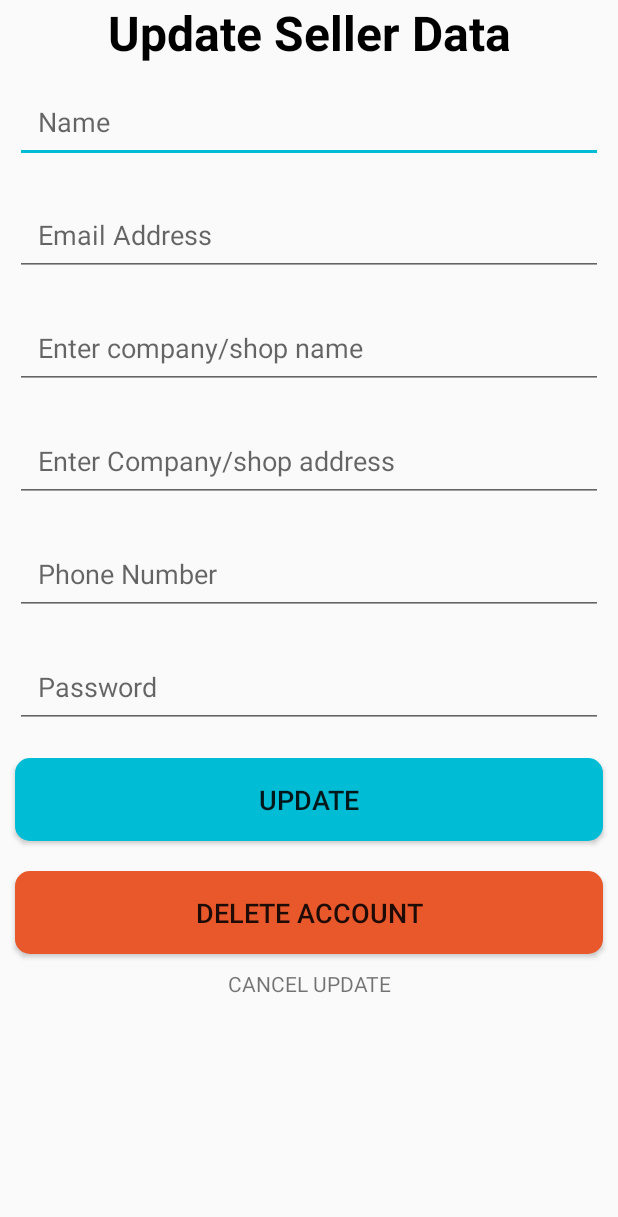
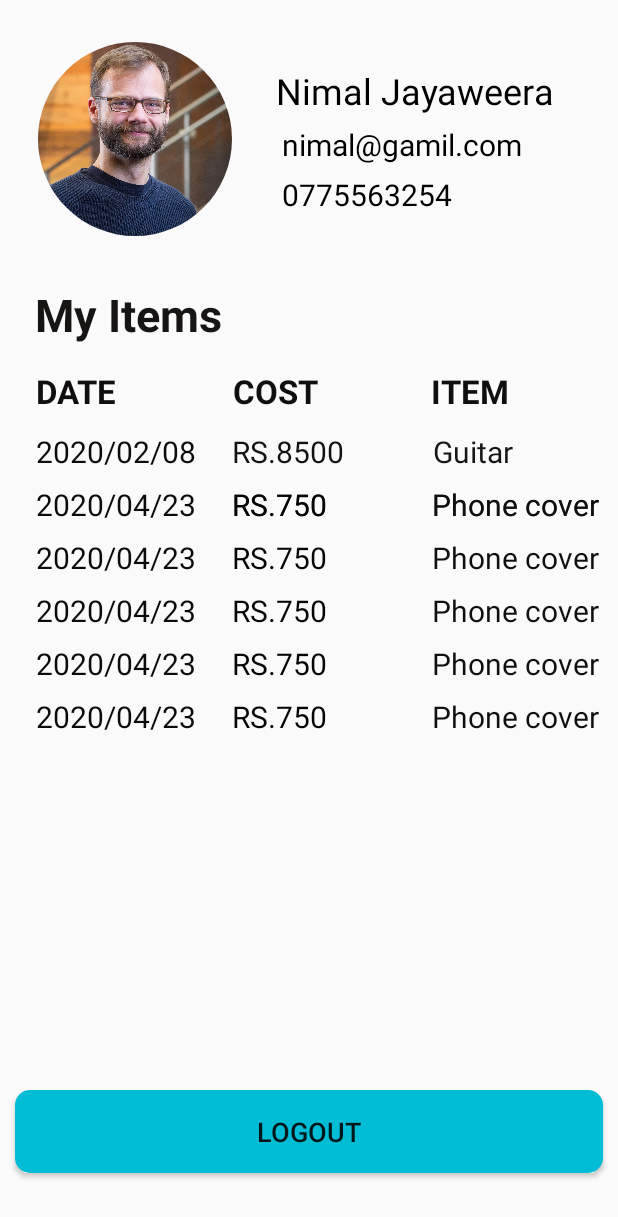
Before and after one commit to rusiruavb/SellDroid, an Android app: the screen it shows after launch (MainActivity), on a phone screen of 412 x 824 dp. Shown: the top 1217 px of the screen. Run offline under Robolectric (Android 15) with nearby library versions, the light colour scheme and no system bars; our stand-ins replace CircleImageView, Firebase (no records; nobody signed in at launch, a user with empty details on screens opened directly).

Commit message:
RAVB - update user profile interface

```diff
--- a/app/src/main/java/com/example/selldroid_final/MainActivity.java
+++ b/app/src/main/java/com/example/selldroid_final/MainActivity.java
@@ -39,13 +39,13 @@ public class MainActivity extends AppCompatActivity {
     @Override
     protected void onCreate(Bundle savedInstanceState) {
         super.onCreate(savedInstanceState);
-        setContentView(R.layout.fragment_seller_profile_update);
+        setContentView(R.layout.fragment_user_profile);
         progress = new ProgressDialog(this);
         mAuth = FirebaseAuth.getInstance();
         // check user already logged in
-//        if (mAuth.getCurrentUser() != null) {
-//            startActivity(new Intent(getApplicationContext(), UserHome.class));
-//        }
+        if (mAuth.getCurrentUser() != null) {
+            startActivity(new Intent(getApplicationContext(), UserHome.class));
+        }
        // userLogin();
     }
 
--- a/app/src/main/java/com/example/selldroid_final/UserHome.java
+++ b/app/src/main/java/com/example/selldroid_final/UserHome.java
@@ -89,6 +89,9 @@ public class UserHome extends AppCompatActivity implements NavigationView.OnNavi
             case R.id.nav_add_payment:
                 fragment = new AddPaymentMethod();
                 break;
+            case R.id.nav_user_cart:
+                fragment = new Cart();
+                break;
         }
 
         if (fragment != null) {
--- a/app/src/main/res/layout/activity_seller_home.xml
+++ b/app/src/main/res/layout/activity_seller_home.xml
@@ -14,7 +14,7 @@
         android:layout_height="match_parent"/>
 
     <com.google.android.material.navigation.NavigationView
-        android:id="@+id/navigation_view"
+        android:id="@+id/seller_navigation_view"
         android:layout_width="wrap_content"
         android:layout_height="match_parent"
         android:layout_gravity="start"
--- a/app/src/main/res/layout/fragment_add_product.xml
+++ b/app/src/main/res/layout/fragment_add_product.xml
@@ -23,7 +23,6 @@
                 android:textStyle="bold"
                 android:textSize="36dp"
                 android:textColor="@color/textColor"/>
-
             <com.google.android.material.textfield.TextInputEditText
                 android:layout_width="match_parent"
                 android:layout_height="wrap_content"
@@ -75,6 +74,5 @@
                 android:gravity="center"
                 android:id="@+id/add_product_cancel"/>
         </LinearLayout>
-
     </ScrollView>
 </LinearLayout>
--- a/app/src/main/res/layout/fragment_cart.xml
+++ b/app/src/main/res/layout/fragment_cart.xml
@@ -6,7 +6,6 @@
     xmlns:app="http://schemas.android.com/apk/res-auto"
     tools:context=".Cart"
     android:orientation="vertical">
-
 
     <TextView
         android:id="@+id/textView19"
--- a/app/src/main/res/layout/fragment_seller_profile_update.xml
+++ b/app/src/main/res/layout/fragment_seller_profile_update.xml
@@ -3,21 +3,16 @@
     xmlns:tools="http://schemas.android.com/tools"
     android:layout_width="match_parent"
     android:layout_height="match_parent"
-    tools:context=".SellerProfileUpdate">
-
-    <!-- TODO: Update blank fragment layout -->
-
-
+    tools:context=".SellerProfileUpdate"
+    android:gravity="center">
     <ScrollView
         android:layout_width="match_parent"
         android:layout_height="wrap_content">
-
         <LinearLayout
             android:layout_width="match_parent"
             android:layout_height="wrap_content"
             android:gravity="center"
             android:orientation="vertical">
-
             <TextView
                 android:layout_width="match_parent"
                 android:layout_height="wrap_content"
@@ -26,9 +21,8 @@
                 android:textColor="@color/textColor"
                 android:textSize="32dp"
                 android:textStyle="bold" />
-
             <com.google.android.material.textfield.TextInputEditText
-                android:id="@+id/update_user_name"
+                android:id="@+id/update_seller_name"
                 android:layout_width="match_parent"
                 android:layout_height="wrap_content"
                 android:layout_margin="10dp"
@@ -36,9 +30,8 @@
                 android:inputType="text"
                 android:maxLines="1"
                 android:padding="15dp" />
-
             <com.google.android.material.textfield.TextInputEditText
-                android:id="@+id/update_user_email"
+                android:id="@+id/update_seller_email"
                 android:layout_width="match_parent"
                 android:layout_height="wrap_content"
                 android:layout_margin="10dp"
@@ -46,8 +39,7 @@
                 android:inputType="textEmailAddress"
                 android:maxLines="1"
                 android:padding="15dp" />
-
-            <EditText
+            <com.google.android.material.textfield.TextInputEditText
                 android:id="@+id/update_seller_company"
                 android:layout_width="match_parent"
                 android:layout_height="wrap_content"
@@ -56,13 +48,9 @@
                 android:hint="Enter company/shop name"
                 android:inputType="textShortMessage"
                 android:maxLines="1"
-                android:padding="15dp" /><![CDATA[
-                />
-
-            ]]>
-
-            <EditText
-                android:id="@+id/editTextTextPersonName2"
+                android:padding="15dp" />
+            <com.google.android.material.textfield.TextInputEditText
+                android:id="@+id/update_seller_address"
                 android:layout_width="match_parent"
                 android:layout_height="wrap_content"
                 android:layout_margin="10dp"
@@ -70,11 +58,9 @@
                 android:hint="Enter Company/shop address"
                 android:inputType="textPersonName"
                 android:maxLines="1"
-                android:padding="15dp"
-                />
-
+                android:padding="15dp" />
             <com.google.android.material.textfield.TextInputEditText
-                android:id="@+id/update_user_phoneNum"
+                android:id="@+id/update_seller_phoneNum"
                 android:layout_width="match_parent"
                 android:layout_height="wrap_content"
                 android:layout_margin="10dp"
@@ -82,9 +68,8 @@
                 android:inputType="text"
                 android:maxLines="1"
                 android:padding="15dp" />
-
             <com.google.android.material.textfield.TextInputEditText
-                android:id="@+id/update_user_password"
+                android:id="@+id/update_seller_password"
                 android:layout_width="match_parent"
                 android:layout_height="wrap_content"
                 android:layout_margin="10dp"
@@ -92,9 +77,8 @@
                 android:inputType="text"
                 android:maxLines="1"
                 android:padding="15dp" />
-
             <Button
-                android:id="@+id/update_user_button"
+                android:id="@+id/update_seller_button"
                 android:layout_width="match_parent"
                 android:layout_height="wrap_content"
                 android:layout_margin="10dp"
@@ -103,9 +87,8 @@
                 android:padding="15dp"
                 android:text="Update"
                 android:textSize="18dp" />
-
             <Button
-                android:id="@+id/delete_user_account"
+                android:id="@+id/delete_seller_account"
                 android:layout_width="match_parent"
                 android:layout_height="wrap_content"
                 android:layout_margin="10dp"
@@ -114,15 +97,12 @@
                 android:padding="15dp"
                 android:text="DELETE ACCOUNT"
                 android:textSize="18dp" />
-
             <TextView
-                android:id="@+id/cancel_user_update"
+                android:id="@+id/cancel_seller_update"
                 android:layout_width="match_parent"
                 android:layout_height="wrap_content"
                 android:gravity="center"
                 android:text="CANCEL UPDATE" />
-
         </LinearLayout>
     </ScrollView>
-
 </LinearLayout>
--- a/app/src/main/res/layout/fragment_update_product.xml
+++ b/app/src/main/res/layout/fragment_update_product.xml
@@ -72,7 +72,7 @@
                 android:layout_height="wrap_content"
                 android:text="DELETE PRODUCT"
                 android:textSize="18dp"
-                android:background="@drawable/button_background"
+                android:background="@drawable/button_delete_background"
                 android:layout_margin="10dp"
                 android:width="45dp"
                 android:padding="15dp"
--- a/app/src/main/res/layout/fragment_user_profile.xml
+++ b/app/src/main/res/layout/fragment_user_profile.xml
@@ -5,12 +5,166 @@
     android:layout_width="match_parent"
     android:layout_height="match_parent"
     tools:context=".UserProfile">
-
+    <TextView
+        android:id="@+id/textView43"
+        android:layout_width="wrap_content"
+        android:layout_height="wrap_content"
+        android:layout_marginStart="70dp"
+        android:text="@string/user_profile_item2"
+        android:textColor="#100F0F"
+        android:textSize="20sp"
+        app:layout_constraintStart_toEndOf="@+id/textView42"
+        app:layout_constraintTop_toTopOf="@+id/textView42" />
+    <TextView
+        android:id="@+id/textView42"
+        android:layout_width="wrap_content"
+        android:layout_height="wrap_content"
+        android:layout_marginStart="24dp"
+        android:text="@string/user_profile_cost2"
+        android:textColor="#050505"
+        android:textSize="20sp"
+        app:layout_constraintStart_toEndOf="@+id/textView41"
+        app:layout_constraintTop_toTopOf="@+id/textView41" />
+    <TextView
+        android:id="@+id/textView41"
+        android:layout_width="wrap_content"
+        android:layout_height="wrap_content"
+        android:layout_marginStart="24dp"
+        android:layout_marginTop="8dp"
+        android:text="@string/user_profile_date2"
+        android:textColor="#0C0A0A"
+        android:textSize="20sp"
+        app:layout_constraintStart_toStartOf="parent"
+        app:layout_constraintTop_toBottomOf="@+id/textView38" />
+    <TextView
+        android:id="@+id/textView40"
+        android:layout_width="wrap_content"
+        android:layout_height="wrap_content"
+        android:layout_marginStart="70dp"
+        android:text="@string/user_profile_item2"
+        android:textColor="#100F0F"
+        android:textSize="20sp"
+        app:layout_constraintStart_toEndOf="@+id/textView39"
+        app:layout_constraintTop_toTopOf="@+id/textView39" />
+    <TextView
+        android:id="@+id/textView39"
+        android:layout_width="wrap_content"
+        android:layout_height="wrap_content"
+        android:layout_marginStart="24dp"
+        android:text="@string/user_profile_cost2"
+        android:textColor="#050505"
+        android:textSize="20sp"
+        app:layout_constraintStart_toEndOf="@+id/textView38"
+        app:layout_constraintTop_toTopOf="@+id/textView38" />
+    <TextView
+        android:id="@+id/textView38"
+        android:layout_width="wrap_content"
+        android:layout_height="wrap_content"
+        android:layout_marginStart="24dp"
+        android:layout_marginTop="8dp"
+        android:text="@string/user_profile_date2"
+        android:textColor="#0C0A0A"
+        android:textSize="20sp"
+        app:layout_constraintStart_toStartOf="parent"
+        app:layout_constraintTop_toBottomOf="@+id/textView35" />
+    <TextView
+        android:id="@+id/textView37"
+        android:layout_width="wrap_content"
+        android:layout_height="wrap_content"
+        android:layout_marginStart="70dp"
+        android:text="@string/user_profile_item2"
+        android:textColor="#100F0F"
+        android:textSize="20sp"
+        app:layout_constraintStart_toEndOf="@+id/textView36"
+        app:layout_constraintTop_toTopOf="@+id/textView36" />
+    <TextView
+        android:id="@+id/textView36"
+        android:layout_width="wrap_content"
+        android:layout_height="wrap_content"
+        android:layout_marginStart="24dp"
+        android:text="@string/user_profile_cost2"
+        android:textColor="#050505"
+        android:textSize="20sp"
+        app:layout_constraintStart_toEndOf="@+id/textView35"
+        app:layout_constraintTop_toTopOf="@+id/textView35" />
+    <TextView
+        android:id="@+id/textView35"
+        android:layout_width="wrap_content"
+        android:layout_height="wrap_content"
+        android:layout_marginStart="24dp"
+        android:layout_marginTop="8dp"
+        android:text="@string/user_profile_date2"
+        android:textColor="#0C0A0A"
+        android:textSize="20sp"
+        app:layout_constraintStart_toStartOf="parent"
+        app:layout_constraintTop_toBottomOf="@+id/textView29" />
+    <TextView
+        android:id="@+id/textView33"
+        android:layout_width="wrap_content"
+        android:layout_height="wrap_content"
+        android:layout_marginStart="24dp"
+        android:text="@string/user_profile_cost2"
+        android:textColor="#050505"
+        android:textSize="20sp"
+        app:layout_constraintStart_toEndOf="@+id/textView27"
+        app:layout_constraintTop_toTopOf="@+id/textView27" />
+    <TextView
+        android:id="@+id/textView34"
+        android:layout_width="wrap_content"
+        android:layout_height="wrap_content"
+        android:layout_marginStart="70dp"
+        android:text="@string/user_profile_item2"
+        android:textColor="#100F0F"
+        android:textSize="20sp"
+        app:layout_constraintStart_toEndOf="@+id/textView26"
+        app:layout_constraintTop_toTopOf="@+id/textView26" />
+    <TextView
+        android:id="@+id/textView26"
+        android:layout_width="wrap_content"
+        android:layout_height="wrap_content"
+        android:layout_marginStart="24dp"
+        android:text="@string/user_profile_cost2"
+        android:textColor="#050505"
+        android:textSize="20sp"
+        app:layout_constraintStart_toEndOf="@+id/textView27"
+        app:layout_constraintTop_toTopOf="@+id/textView27" />
+    <TextView
+        android:id="@+id/textView31"
+        android:layout_width="wrap_content"
+        android:layout_height="wrap_content"
+        android:layout_marginStart="70dp"
+        android:text="@string/user_profile_item2"
+        android:textColor="#100F0F"
+        android:textSize="20sp"
+        app:layout_constraintStart_toEndOf="@+id/textView30"
+        app:layout_constraintTop_toTopOf="@+id/textView30" />
+    <TextView
+        android:id="@+id/textView30"
+        android:layout_width="wrap_content"
+        android:layout_height="wrap_content"
+        android:layout_marginStart="24dp"
+        android:text="@string/user_profile_cost2"
+        android:textColor="#050505"
+        android:textSize="20sp"
+        app:layout_constraintStart_toEndOf="@+id/textView29"
+        app:layout_constraintTop_toTopOf="@+id/textView29" />
+    <TextView
+        android:id="@+id/textView29"
+        android:layout_width="wrap_content"
+        android:layout_height="wrap_content"
+        android:layout_marginStart="24dp"
+        android:layout_marginTop="8dp"
+        android:text="@string/user_profile_date2"
+        android:textColor="#0C0A0A"
+        android:textSize="20sp"
+        app:layout_constraintStart_toStartOf="parent"
+        app:layout_constraintTop_toBottomOf="@+id/textView27" />
     <TextView
         android:id="@+id/value_user_name"
         android:layout_width="wrap_content"
         android:layout_height="wrap_content"
-        android:layout_marginStart="32dp"
+        android:layout_marginStart="28dp"
+        android:layout_marginTop="16dp"
         android:text="Nimal Jayaweera"
         android:textColor="@color/textColor"
         android:textFontWeight="900"
@@ -18,9 +172,6 @@
         android:textStyle="bold"
         app:layout_constraintStart_toEndOf="@+id/user_image"
         app:layout_constraintTop_toTopOf="@+id/user_image" />
-
-
-
     <TextView
         android:id="@+id/value_user_email"
         android:layout_width="wrap_content"
@@ -32,9 +183,6 @@
         android:textSize="20dp"
         app:layout_constraintStart_toEndOf="@+id/user_image"
         app:layout_constraintTop_toBottomOf="@+id/value_user_name" />
-
-
-
     <TextView
         android:id="@+id/value_user_phone"
         android:layout_width="wrap_content"
@@ -50,11 +198,11 @@
 
     <de.hdodenhof.circleimageview.CircleImageView
         android:id="@+id/user_image"
-        android:layout_width="wrap_content"
-        android:layout_height="wrap_content"
-        android:layout_marginStart="44dp"
-        android:layout_marginTop="88dp"
-        android:background="@drawable/ic_launcher_profile_image"
+        android:layout_width="132dp"
+        android:layout_height="129dp"
+        android:layout_marginStart="24dp"
+        android:layout_marginTop="28dp"
+        android:src="@drawable/profile"
         app:civ_border_color="#FF000000"
         app:civ_border_width="0dp"
         app:layout_constraintStart_toStartOf="parent"
@@ -64,150 +212,116 @@
         android:id="@+id/textView5"
         android:layout_width="67dp"
         android:layout_height="25dp"
+        android:layout_marginStart="24dp"
+        android:layout_marginTop="16dp"
         android:text="@string/userProfileDate"
         android:textColor="#100E0E"
-        android:textSize="18sp"
+        android:textSize="22sp"
         android:textStyle="bold"
-        app:layout_constraintBottom_toBottomOf="parent"
-        app:layout_constraintEnd_toEndOf="parent"
-        app:layout_constraintHorizontal_bias="0.127"
         app:layout_constraintStart_toStartOf="parent"
-        app:layout_constraintTop_toTopOf="parent"
-        app:layout_constraintVertical_bias="0.47" />
+        app:layout_constraintTop_toBottomOf="@+id/textView8" />
 
     <TextView
         android:id="@+id/textView6"
-        android:layout_width="115dp"
-        android:layout_height="31dp"
+        android:layout_width="96dp"
+        android:layout_height="29dp"
+        android:layout_marginStart="64dp"
         android:text="@string/UserProfileTotalCost"
         android:textColor="#100E0E"
-        android:textSize="18sp"
+        android:textSize="22sp"
         android:textStyle="bold"
-        app:layout_constraintBottom_toBottomOf="parent"
-        app:layout_constraintEnd_toEndOf="parent"
-        app:layout_constraintHorizontal_bias="0.581"
-        app:layout_constraintStart_toStartOf="parent"
-        app:layout_constraintTop_toTopOf="parent"
-        app:layout_constraintVertical_bias="0.471" />
+        app:layout_constraintStart_toEndOf="@+id/textView5"
+        app:layout_constraintTop_toTopOf="@+id/textView5" />
 
     <TextView
         android:id="@+id/textView7"
-        android:layout_width="78dp"
-        android:layout_height="25dp"
+        android:layout_width="82dp"
+        android:layout_height="30dp"
+        android:layout_marginStart="36dp"
         android:text="@string/UserProfileItem"
         android:textColor="#100E0E"
-        android:textSize="18sp"
+        android:textSize="22sp"
         android:textStyle="bold"
-        app:layout_constraintBottom_toBottomOf="parent"
-        app:layout_constraintEnd_toEndOf="parent"
-        app:layout_constraintHorizontal_bias="0.9"
-        app:layout_constraintStart_toStartOf="parent"
-        app:layout_constraintTop_toTopOf="parent"
-        app:layout_constraintVertical_bias="0.468" />
+        app:layout_constraintStart_toEndOf="@+id/textView6"
+        app:layout_constraintTop_toTopOf="@+id/textView6" />
 
     <TextView
         android:id="@+id/textView8"
         android:layout_width="wrap_content"
         android:layout_height="wrap_content"
+        android:layout_marginTop="32dp"
         android:text="My Items"
         android:textColor="#171414"
-        android:textSize="24sp"
-        app:layout_constraintBottom_toBottomOf="parent"
+        android:textSize="30sp"
+        android:textStyle="bold"
         app:layout_constraintEnd_toEndOf="parent"
-        app:layout_constraintHorizontal_bias="0.124"
+        app:layout_constraintHorizontal_bias="0.081"
         app:layout_constraintStart_toStartOf="parent"
-        app:layout_constraintTop_toTopOf="parent"
-        app:layout_constraintVertical_bias="0.376" />
+        app:layout_constraintTop_toBottomOf="@+id/user_image" />
 
     <TextView
         android:id="@+id/textView9"
         android:layout_width="wrap_content"
         android:layout_height="wrap_content"
+        android:layout_marginStart="24dp"
         android:text="@string/user_profile_cost1"
         android:textColor="#131212"
-        android:textSize="18sp"
-        app:layout_constraintBottom_toBottomOf="parent"
-        app:layout_constraintEnd_toEndOf="parent"
-        app:layout_constraintHorizontal_bias="0.498"
-        app:layout_constraintStart_toStartOf="parent"
-        app:layout_constraintTop_toTopOf="parent"
-        app:layout_constraintVertical_bias="0.581" />
+        android:textSize="20sp"
+        app:layout_constraintStart_toEndOf="@+id/textView24"
+        app:layout_constraintTop_toTopOf="@+id/textView24" />
 
     <TextView
         android:id="@+id/textView24"
         android:layout_width="wrap_content"
         android:layout_height="wrap_content"
+        android:layout_marginStart="24dp"
+        android:layout_marginTop="16dp"
         android:text="@string/user_profile_date1"
         android:textColor="#0C0B0B"
-        android:textSize="18sp"
-        app:layout_constraintBottom_toBottomOf="parent"
-        app:layout_constraintEnd_toEndOf="parent"
-        app:layout_constraintHorizontal_bias="0.13"
+        android:textSize="20sp"
         app:layout_constraintStart_toStartOf="parent"
-        app:layout_constraintTop_toTopOf="parent"
-        app:layout_constraintVertical_bias="0.576" />
+        app:layout_constraintTop_toBottomOf="@+id/textView5" />
 
     <TextView
         android:id="@+id/textView25"
         android:layout_width="wrap_content"
         android:layout_height="wrap_content"
+        android:layout_marginStart="59dp"
         android:text="@string/user_profile_Item1"
         android:textColor="#171414"
-        android:textSize="18sp"
-        app:layout_constraintBottom_toBottomOf="parent"
-        app:layout_constraintEnd_toEndOf="parent"
-        app:layout_constraintHorizontal_bias="0.82"
-        app:layout_constraintStart_toStartOf="parent"
-        app:layout_constraintTop_toTopOf="parent"
-        app:layout_constraintVertical_bias="0.581" />
-
-    <TextView
-        android:id="@+id/textView26"
-        android:layout_width="wrap_content"
-        android:layout_height="wrap_content"
-        android:text="@string/user_profile_cost2"
-        android:textColor="#050505"
-        android:textSize="18sp"
-        app:layout_constraintBottom_toBottomOf="parent"
-        app:layout_constraintEnd_toEndOf="parent"
-        app:layout_constraintHorizontal_bias="0.484"
-        app:layout_constraintStart_toStartOf="parent"
-        app:layout_constraintTop_toTopOf="parent"
-        app:layout_constraintVertical_bias="0.669" />
+        android:textSize="20sp"
+        app:layout_constraintStart_toEndOf="@+id/textView9"
+        app:layout_constraintTop_toTopOf="@+id/textView9" />
 
     <TextView
         android:id="@+id/textView27"
         android:layout_width="wrap_content"
         android:layout_height="wrap_content"
+        android:layout_marginStart="24dp"
+        android:layout_marginTop="8dp"
         android:text="@string/user_profile_date2"
         android:textColor="#0C0A0A"
-        android:textSize="18sp"
-        app:layout_constraintBottom_toBottomOf="parent"
-        app:layout_constraintEnd_toEndOf="parent"
-        app:layout_constraintHorizontal_bias="0.13"
+        android:textSize="20sp"
         app:layout_constraintStart_toStartOf="parent"
-        app:layout_constraintTop_toTopOf="parent"
-        app:layout_constraintVertical_bias="0.671" />
+        app:layout_constraintTop_toBottomOf="@+id/textView24" />
 
     <TextView
         android:id="@+id/textView28"
         android:layout_width="wrap_content"
         android:layout_height="wrap_content"
+        android:layout_marginStart="70dp"
         android:text="@string/user_profile_item2"
         android:textColor="#100F0F"
-        android:textSize="18sp"
-        app:layout_constraintBottom_toBottomOf="parent"
-        app:layout_constraintEnd_toEndOf="parent"
-        app:layout_constraintHorizontal_bias="0.964"
-        app:layout_constraintStart_toStartOf="parent"
-        app:layout_constraintTop_toTopOf="parent"
-        app:layout_constraintVertical_bias="0.669" />
+        android:textSize="20sp"
+        app:layout_constraintStart_toEndOf="@+id/textView26"
+        app:layout_constraintTop_toTopOf="@+id/textView26" />
 
     <Button
         android:id="@+id/update_user_button"
         android:layout_width="match_parent"
         android:layout_height="wrap_content"
         android:layout_margin="10dp"
+        android:layout_marginBottom="24dp"
         android:width="45dp"
         android:background="@drawable/button_background"
         android:padding="15dp"
@@ -215,10 +329,9 @@
         android:textSize="18dp"
         app:layout_constraintBottom_toBottomOf="parent"
         app:layout_constraintEnd_toEndOf="parent"
-        app:layout_constraintHorizontal_bias="0.157"
         app:layout_constraintStart_toStartOf="parent"
-        app:layout_constraintTop_toTopOf="parent"
-        app:layout_constraintVertical_bias="0.894" />
+        app:layout_constraintTop_toBottomOf="@+id/textView42"
+        app:layout_constraintVertical_bias="0.876" />
 
 
 </androidx.constraintlayout.widget.ConstraintLayout>
--- a/app/src/main/res/values/strings.xml
+++ b/app/src/main/res/values/strings.xml
@@ -10,7 +10,7 @@
     <string name="SetNewPassword">Set New Password</string>
     <string name="registerInput">Your Name</string>
     <string name="userProfileDate">DATE</string>
-    <string name="UserProfileTotalCost">TOTAL COST</string>
+    <string name="UserProfileTotalCost">COST</string>
     <string name="UserProfileItem">ITEM</string>
     <string name="user_profile_date1">2020/02/08</string>
     <string name="user_profile_date2">2020/04/23</string>
```
Also changed, not shown: app/src/main/java/com/example/selldroid_final/SellerHome.java (+101 -1 lines), app/src/main/ic_profile_image-playstore.png (added), app/src/main/res/drawable/profile.jpg (added).
